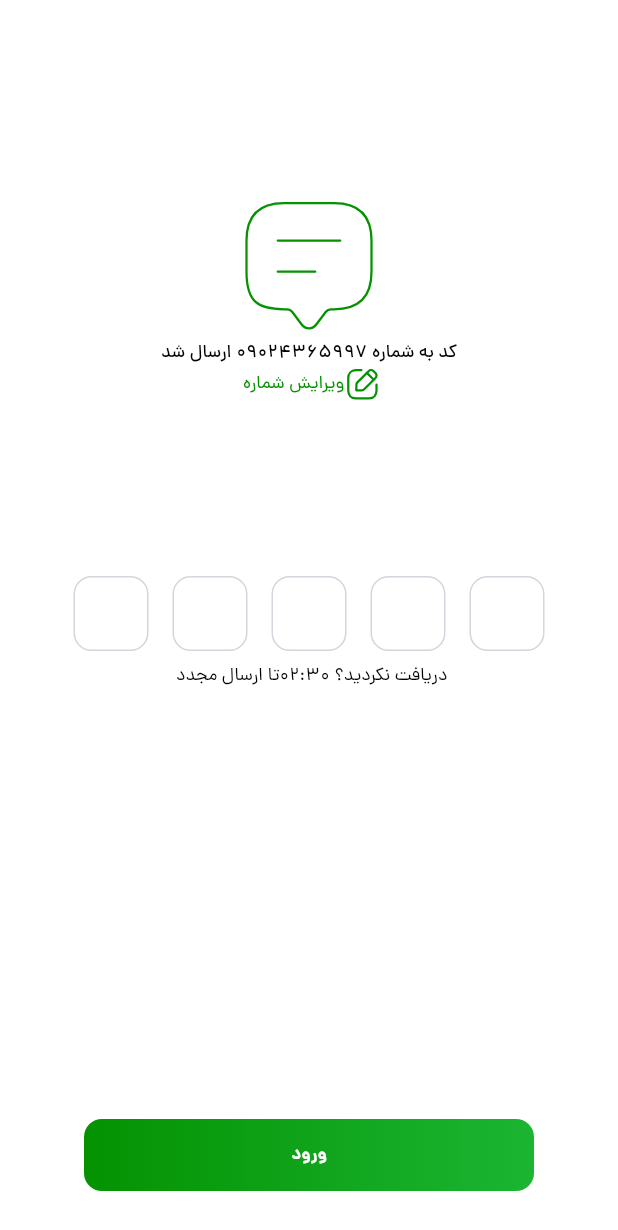
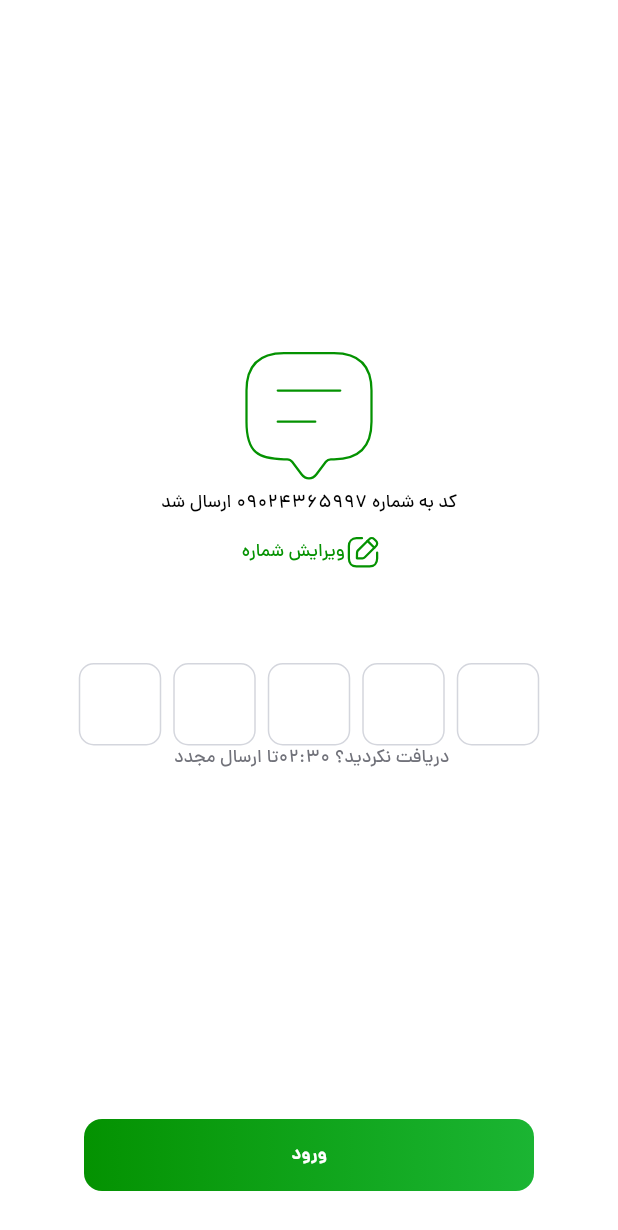
Before and after one commit to hdsneshati/layer_first_task, a Flutter app: the VerifyCodeScreen screen opened directly, on a phone screen of 412 x 824 dp. Shown: the top 1230 px of the screen. Run offline on Flutter 3.47's test engine with Material 3 defaults, Android fonts, the phone set to English and light mode, and no system bars; drawn by our look-alikes of pinput; our stand-ins replace flutter_animate, flutter_svg.

Commit message:
fixed login and otp screen

```diff
--- /dev/null
+++ b/layer_first_task/lib/feature/presentation/authentication/screens/otp_screen.dart
@@ -0,0 +1,141 @@
+import 'package:layer_first_task/config/asset/strings.dart';
+import 'package:layer_first_task/feature/presentation/authentication/widgets/primary_bottun.dart';
+import 'package:layer_first_task/feature/presentation/authentication/widgets/verification_massage.dart';
+import 'package:flutter/material.dart';
+import 'package:flutter_svg/svg.dart';
+import 'package:layer_first_task/config/asset/icons_path.dart';
+import 'package:layer_first_task/config/extentions/gap_space_extension.dart';
+import 'package:pinput/pinput.dart';
+
+class VerifyCodeScreen extends StatefulWidget {
+  const VerifyCodeScreen({super.key});
+
+  @override
+  State<VerifyCodeScreen> createState() => _VerifyCodeScreenState();
+}
+
+class _VerifyCodeScreenState extends State<VerifyCodeScreen> {
+  TextEditingController pinController = TextEditingController();
+  GlobalKey<FormState> globalKey = GlobalKey<FormState>();
+
+
+  @override
+  Widget build(BuildContext context) {
+    return Scaffold(
+      body: Padding(
+          padding: EdgeInsets.only(top: 100),
+        child: Column(
+          mainAxisAlignment: MainAxisAlignment.end,
+          children: [
+            127.0.verticalSpace,
+            SvgPicture.asset(
+              IconPath.massagetext,
+              width: 100,
+              height: 100,
+              colorFilter: ColorFilter.mode(
+                Theme.of(context).colorScheme.primary,
+                BlendMode.srcIn,
+              ),
+            ),
+            Text(
+              'کد به شماره 09024365997 ارسال شد',
+              style: TextStyle(
+                fontFamily: 'dana',
+                fontSize: 12.0,
+                fontWeight: FontWeight.w500,
+                color: Theme.of(context).colorScheme.onSurface,
+              ),
+            ),
+            TextButton(
+              onPressed: (){},
+              child: Row(
+                mainAxisAlignment: MainAxisAlignment.center,
+                children: [
+                  Text(
+                    ' ویرایش شماره',
+                    style: TextStyle(
+                      fontFamily: 'dana',
+                      fontSize: 12.0,
+                      fontWeight: FontWeight.w500,
+                      color: Theme.of(context).colorScheme.primary,
+                    ),
+                  ),
+                  SvgPicture.asset(
+                    IconPath.edit,
+                    width: 24,
+                    height: 24,
+                    colorFilter: ColorFilter.mode(
+                      Theme.of(context).colorScheme.primary,
+                      BlendMode.srcIn,
+                    ),
+                  ),
+                ],
+              ),
+            ),
+            50.0.verticalSpace,
+                    Directionality(
+                    textDirection: TextDirection.ltr,
+                    child: Pinput(
+                      controller: pinController,
+                      key: globalKey,
+                      onSubmitted: (value) {
+                        },
+                      pinAnimationType: PinAnimationType.slide,
+                      length: 5,
+                      errorPinTheme: PinTheme(
+                          textStyle: TextStyle(
+                              fontFamily: "dana",
+                              fontSize: 15,
+                              fontWeight: FontWeight.w600,
+                              color: Theme.of(context).colorScheme.error),
+                          width: 55,
+                          height: 55,
+                          decoration: BoxDecoration(
+                              borderRadius: BorderRadius.circular(10),
+                              border: Border.all(
+                                  color: Theme.of(context).colorScheme.error))),
+                      errorTextStyle: TextStyle(
+                          fontFamily: "dana",
+                          fontSize: 12,
+                          fontWeight: FontWeight.w600,
+                          color: Theme.of(context).colorScheme.error),
+                      defaultPinTheme: PinTheme(
+                          textStyle: TextStyle(
+                              fontFamily: "dana",
+                              fontSize: 15,
+                              fontWeight: FontWeight.w600,
+                              color: Theme.of(context)
+                                  .colorScheme
+                                  .onPrimaryContainer),
+                          width: 55,
+                          height: 55,
+                          decoration: BoxDecoration(
+                              borderRadius: BorderRadius.circular(10),
+                              border: Border.all(
+                                  color:
+                                      Theme.of(context).colorScheme.outline))),
+                    ),
+                  ),
+
+           // const VerificationMessage(),
+            Text(
+              ' دریافت نکردید؟ 02:30تا ارسال مجدد',
+              style: TextStyle(
+                fontFamily: 'dana',
+                fontSize: 12.0,
+                fontWeight: FontWeight.w500,
+                color: Theme.of(context).colorScheme.surfaceBright,
+              ),
+            ),
+            const Spacer(),
+            PrimaryButton(
+              onTap: () {},
+              text: StringConsts.loginButtonVerify,
+            ),
+            30.0.verticalSpace,
+          ],
+        ),
+      ),
+    );
+  }
+}
--- a/layer_first_task/lib/feature/presentation/intro/screens/splash_screen.dart
+++ b/layer_first_task/lib/feature/presentation/intro/screens/splash_screen.dart
@@ -1,9 +1,8 @@
 import 'package:flutter/material.dart';
 import 'package:flutter_svg/svg.dart';
-import 'package:layer_first_task/config/asset/icons_path.dart';
 import 'package:layer_first_task/config/asset/svg_path.dart';
 import 'package:layer_first_task/config/extentions/gap_space_extension.dart';
-import 'package:layer_first_task/feature/presentation/login/screens/login.screen.dart';
+import 'package:layer_first_task/feature/presentation/authentication/screens/login_screen.dart';
 
 class SplashScreen extends StatefulWidget {
   const SplashScreen({super.key});
--- a/layer_first_task/lib/feature/presentation/login/screens/VerifyCodeScreen.dart
+++ /dev/null
@@ -1,91 +0,0 @@
-import 'package:layer_first_task/config/asset/strings.dart';
-import 'package:layer_first_task/feature/presentation/login/widgets/primary_bottun.dart';
-import 'package:layer_first_task/feature/presentation/login/widgets/verification_massage.dart';
-import 'package:flutter/material.dart';
-import 'package:flutter_svg/svg.dart';
-import 'package:layer_first_task/config/asset/icons_path.dart';
-import 'package:layer_first_task/config/extentions/gap_space_extension.dart';
-
-class VerifyCodeScreen extends StatefulWidget {
-  const VerifyCodeScreen({super.key});
-
-  @override
-  State<VerifyCodeScreen> createState() => _VerifyCodeScreenState();
-}
-
-class _VerifyCodeScreenState extends State<VerifyCodeScreen> {
-  @override
-  Widget build(BuildContext context) {
-    return Scaffold(
-      body: Center(
-        child: Column(
-          children: [
-            127.0.verticalSpace,
-            SvgPicture.asset(
-              IconPath.massagetext,
-              width: 100,
-              height: 100,
-              colorFilter: ColorFilter.mode(
-                Theme.of(context).colorScheme.primary,
-                BlendMode.srcIn,
-              ),
-            ),
-            Text(
-              'کد به شماره 09024365997 ارسال شد',
-              style: TextStyle(
-                fontFamily: 'dana',
-                fontSize: 12.0,
-                fontWeight: FontWeight.w500,
-                color: Theme.of(context).colorScheme.onSurface,
-              ),
-            ),
-            Row(
-              mainAxisAlignment: MainAxisAlignment.center,
-              children: [
-                Text(
-                  ' ویرایش شماره',
-                  style: TextStyle(
-                    fontFamily: 'dana',
-                    fontSize: 12.0,
-                    fontWeight: FontWeight.w400,
-                    color: Theme.of(context).colorScheme.primary,
-                  ),
-                ),
-                SvgPicture.asset(
-                  IconPath.edit,
-                  width: 24,
-                  height: 24,
-                  colorFilter: ColorFilter.mode(
-                    Theme.of(context).colorScheme.primary,
-                    BlendMode.srcIn,
-                  ),
-                ),
-              ],
-            ),
-            108.0.verticalSpace,
-            //Pinput(
-           //   length: 5,
-           //   onCompleted: (pin) => print('Pin entered: $pin'),
-          //  ),
-            const VerificationMessage(),
-            Text(
-              ' دریافت نکردید؟ 02:30تا ارسال مجدد',
-              style: TextStyle(
-                fontFamily: 'dana',
-                fontSize: 12.0,
-                fontWeight: FontWeight.w400,
-                color: Theme.of(context).colorScheme.onSurface,
-              ),
-            ),
-            const Spacer(),
-            PrimaryButton(
-              onTap: () {},
-              text: StringConsts.loginButtonVerify,
-            ),
-            30.0.verticalSpace,
-          ],
-        ),
-      ),
-    );
-  }
-}
```
Also changed, not shown: layer_first_task/lib/feature/presentation/authentication/screens/login_screen.dart (renamed from layer_first_task/lib/feature/presentation/login/screens/login.screen.dart, +15 -17 lines), layer_first_task/lib/feature/presentation/authentication/widgets/TextFieldWidget.dart (added, +101 -0 lines), layer_first_task/lib/feature/presentation/login/widgets/TextFieldWidget.dart (deleted, +0 -69 lines), layer_first_task/lib/main.dart (+3 -5 lines), layer_first_task/lib/feature/presentation/authentication/widgets/RichTextWidget.dart (renamed from layer_first_task/lib/feature/presentation/login/widgets/RichTextWidget.dart), layer_first_task/lib/feature/presentation/authentication/widgets/primary_bottun.dart (renamed from layer_first_task/lib/feature/presentation/login/widgets/primary_bottun.dart), layer_first_task/lib/feature/presentation/authentication/widgets/verification_massage.dart (renamed from layer_first_task/lib/feature/presentation/login/widgets/verification_massage.dart).
